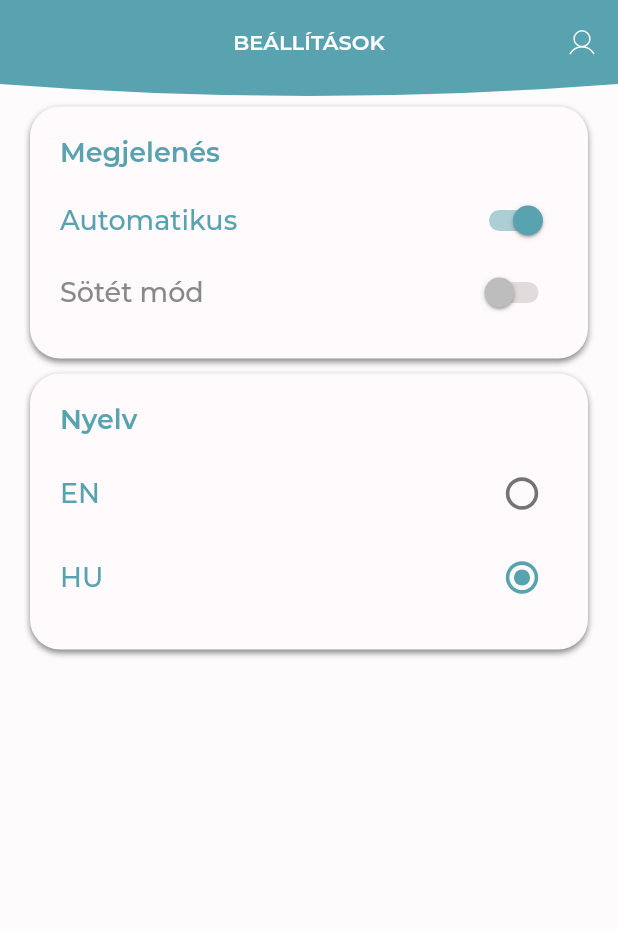
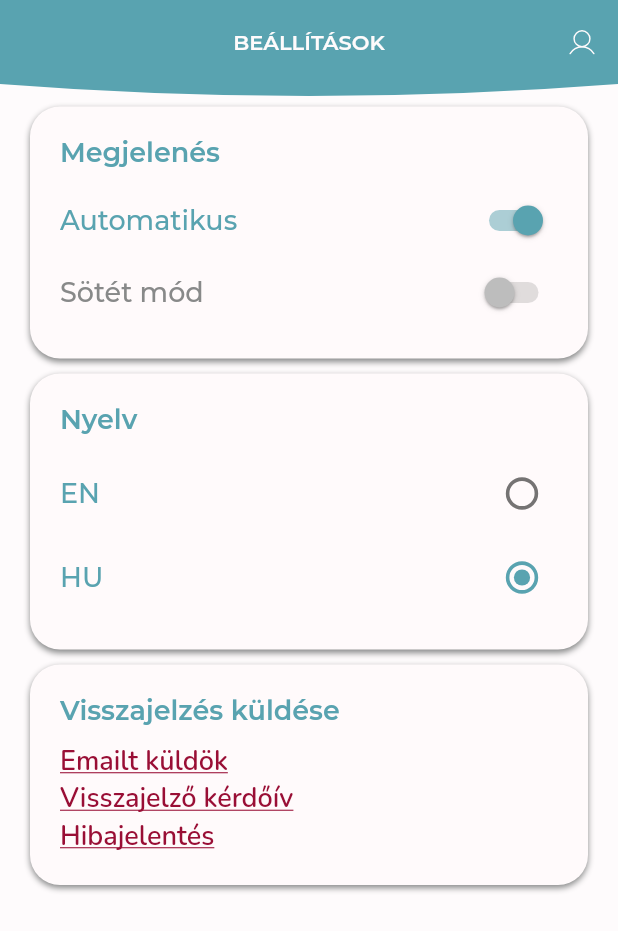
Before and after one commit to gaoypChina/szikapp, a Flutter app: the SettingsScreen screen opened directly, on a phone screen of 412 x 824 dp. Shown: the top 931 px of the screen. Run offline on Flutter 3.47's test engine with Material 2 defaults, Android fonts, the phone set to English and light mode, and no system bars; our stand-ins replace connectivity_plus, dropdown_search, easy_localization, firebase_analytics, firebase_auth, firebase_core and 6 more; missing offline and left inert: toggle_list; accounts and stored records are empty; project files that could hold a hidden picture were left out.

Commit message:
Visszajelzési lehetőség hozzáadása

```diff
--- a/assets/translations/en.json
+++ b/assets/translations/en.json
@@ -164,6 +164,10 @@
         "SETTINGS_NOTIFICATIONS": "Notifications",
         "SETTINGS_APP_NOTIFICATIONS": "App notifications",
         "SETTINGS_SHORTCUTS": "Shortcuts",
+        "SETTINGS_FEEDBACK": "Send feedback",
+        "SETTINGS_FEEDBACK_EMAIL": "Send email",
+        "SETTINGS_NORMAL_FEEDBACK": "Feedback survey",
+        "SETTINGS_BUGREPORT": "Bug report",
     "LANGUAGES": null,
         "LANGUAGES_HU": "Hungarian",
         "LANGUAGES_ENG":"English",
--- a/assets/translations/hu.json
+++ b/assets/translations/hu.json
@@ -164,6 +164,10 @@
         "SETTINGS_NOTIFICATIONS": "Értesítések",
         "SETTINGS_APP_NOTIFICATIONS": "Alkalmazásértesítések",
         "SETTINGS_SHORTCUTS": "Csempék",
+        "SETTINGS_FEEDBACK": "Visszajelzés küldése",
+        "SETTINGS_FEEDBACK_EMAIL": "Emailt küldök",
+        "SETTINGS_NORMAL_FEEDBACK": "Visszajelző kérdőív",
+        "SETTINGS_BUGREPORT": "Hibajelentés",
     "LANGUAGES": null,
         "LANGUAGES_HU": "Magyar",
         "LANGUAGES_ENG":"Angol",
--- a/lib/screens/settings_screen.dart
+++ b/lib/screens/settings_screen.dart
@@ -1,6 +1,7 @@
 import 'package:easy_localization/easy_localization.dart';
 import 'package:flutter/material.dart';
 import 'package:provider/provider.dart';
+import 'package:url_launcher/link.dart';
 
 import '../business/business.dart';
 import '../components/components.dart';
@@ -305,6 +306,98 @@ class _SettingsScreenState extends State<SettingsScreen> {
                   onChanged: _onFeedShortcutsChanged,
                 ),
               ),
+            Container(
+              width: double.infinity,
+              padding: const EdgeInsets.all(kPaddingLarge),
+              margin: const EdgeInsets.symmetric(
+                vertical: kPaddingSmall,
+                horizontal: kPaddingLarge,
+              ),
+              decoration: BoxDecoration(
+                color: theme.colorScheme.surface,
+                borderRadius: const BorderRadius.all(
+                  Radius.circular(kBorderRadiusNormal),
+                ),
+                boxShadow: [
+                  BoxShadow(
+                    color: theme.colorScheme.secondaryContainer,
+                    offset: const Offset(0.0, 2.0),
+                    blurRadius: 3.0,
+                  ),
+                ],
+              ),
+              child: Column(
+                children: [
+                  Align(
+                    alignment: Alignment.topLeft,
+                    child: Text(
+                      'SETTINGS_FEEDBACK'.tr(),
+                      style: theme.textTheme.headline3!.copyWith(
+                        color: theme.colorScheme.primary,
+                      ),
+                    ),
+                  ),
+                  const SizedBox(height: 10),
+                  Align(
+                    alignment: Alignment.topLeft,
+                    child: Link(
+                      uri: Uri.parse('mailto:szikapp@gmail.com'),
+                      target: LinkTarget.defaultTarget,
+                      builder: (context, followLink) {
+                        return InkWell(
+                          onTap: followLink,
+                          child: Text(
+                            'SETTINGS_FEEDBACK_EMAIL'.tr(),
+                            style: theme.textTheme.bodyText1!.copyWith(
+                              color: theme.colorScheme.secondary,
+                              decoration: TextDecoration.underline,
+                            ),
+                          ),
+                        );
+                      },
+                    ),
+                  ),
+                  Align(
+                    alignment: Alignment.topLeft,
+                    child: Link(
+                      uri: Uri.parse('https://forms.gle/N1UrjXHg4S38wC3NA'),
+                      target: LinkTarget.defaultTarget,
+                      builder: (context, followLink) {
+                        return InkWell(
+                          onTap: followLink,
+                          child: Text(
+                            'SETTINGS_NORMAL_FEEDBACK'.tr(),
+                            style: theme.textTheme.bodyText1!.copyWith(
+                              color: theme.colorScheme.secondary,
+                              decoration: TextDecoration.underline,
+                            ),
+                          ),
+                        );
+                      },
+                    ),
+                  ),
+                  Align(
+                    alignment: Alignment.topLeft,
+                    child: Link(
+                      uri: Uri.parse('https://forms.gle/GJNgJzTW8b5Ec6Zv6'),
+                      target: LinkTarget.defaultTarget,
+                      builder: (context, followLink) {
+                        return InkWell(
+                          onTap: followLink,
+                          child: Text(
+                            'SETTINGS_BUGREPORT'.tr(),
+                            style: theme.textTheme.bodyText1!.copyWith(
+                              color: theme.colorScheme.secondary,
+                              decoration: TextDecoration.underline,
+                            ),
+                          ),
+                        );
+                      },
+                    ),
+                  ),
+                ],
+              ),
+            ),
           ],
         ),
       ),
--- a/pubspec.yaml
+++ b/pubspec.yaml
@@ -2,7 +2,7 @@ name: szikapp
 description: Awesome application for doing business in da SZIK.
 
 publish_to: 'none' # Remove this line if you wish to publish to pub.dev
-version: 1.1.0+230
+version: 1.1.0+232
 
 environment:
   sdk: ">=2.17.0 <3.0.0"
```
